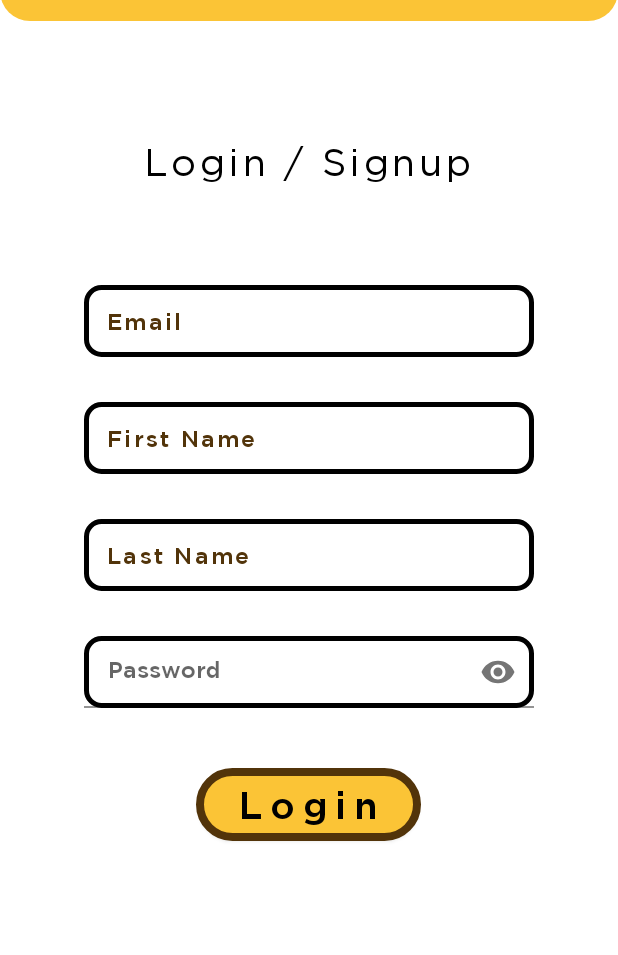
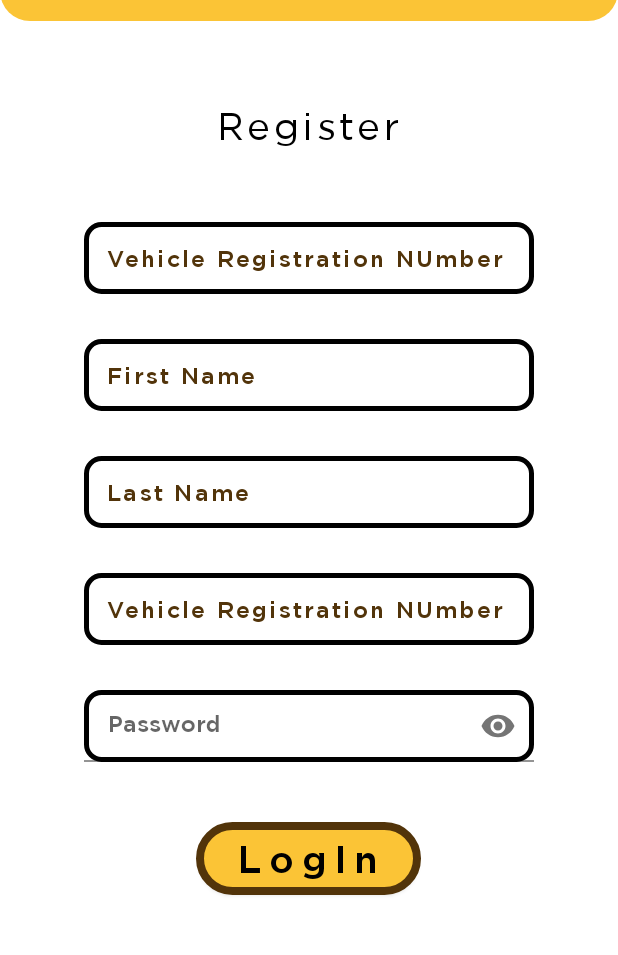
Before and after one commit to vgpl2000/Ricksho, an Android app: the layout activity_driver_login.xml on its own in the app's theme, with its tools: preview values and no code run, on a phone screen of 412 x 824 dp, the part 63-1018 px from its top. Run offline under Robolectric (Android 15) with nearby library versions, the phone set to English and light mode, and no system bars.

```diff
--- a/app/build.gradle
+++ b/app/build.gradle
@@ -36,6 +36,7 @@ dependencies {
     implementation 'androidx.constraintlayout:constraintlayout:2.1.4'
     implementation 'com.google.firebase:firebase-database:20.1.0'
     implementation 'com.airbnb.android:lottie:6.0.0'
+    implementation 'com.google.android.gms:play-services-auth:20.5.0'
     testImplementation 'junit:junit:4.13.2'
     implementation 'com.google.android.material:material:1.8.0'
     implementation platform('com.google.firebase:firebase-bom:31.5.0')
--- a/app/src/main/AndroidManifest.xml
+++ b/app/src/main/AndroidManifest.xml
@@ -11,6 +11,9 @@
         android:supportsRtl="true"
         android:theme="@style/Theme.Ricksho"
         tools:targetApi="31">
+        <activity
+            android:name=".driver_login"
+            android:exported="false" />
         <activity
             android:name=".user_login"
             android:exported="false" />
--- /dev/null
+++ b/app/src/main/java/com/example/ricksho/driver_login.java
@@ -0,0 +1,14 @@
+package com.example.ricksho;
+
+import androidx.appcompat.app.AppCompatActivity;
+
+import android.os.Bundle;
+
+public class driver_login extends AppCompatActivity {
+
+    @Override
+    protected void onCreate(Bundle savedInstanceState) {
+        super.onCreate(savedInstanceState);
+        setContentView(R.layout.activity_driver_login);
+    }
+}
--- a/app/src/main/res/layout/activity_user_login.xml
+++ b/app/src/main/res/layout/activity_driver_login.xml
@@ -31,10 +31,10 @@
         android:id="@+id/title"
         android:layout_width="wrap_content"
         android:layout_height="wrap_content"
-        android:layout_marginTop="80dp"
+        android:layout_marginTop="56dp"
         android:fontFamily="@font/gotham_book"
         android:letterSpacing="0.1"
-        android:text="Login / Signup"
+        android:text="Register"
         android:textColor="@color/black"
         android:textSize="25sp"
         app:layout_constraintEnd_toEndOf="parent"
@@ -43,14 +43,14 @@
         app:layout_constraintTop_toBottomOf="@+id/toolbar" />
 
     <androidx.appcompat.widget.AppCompatEditText
-        android:id="@+id/email"
+        android:id="@+id/v_number"
         android:layout_width="300dp"
         android:layout_height="wrap_content"
-        android:layout_marginTop="68dp"
-        android:inputType="textEmailAddress"
+        android:layout_marginTop="50dp"
+        android:inputType="textCapCharacters"
         android:background="@drawable/edittext_bg"
         android:fontFamily="@font/gotham_m"
-        android:hint="Email"
+        android:hint="Vehicle Registration NUmber"
         android:letterSpacing="0.1"
         android:paddingLeft="15dp"
         android:paddingRight="15dp"
@@ -83,7 +83,7 @@
         android:textSize="15sp"
         app:layout_constraintEnd_toEndOf="parent"
         app:layout_constraintStart_toStartOf="parent"
-        app:layout_constraintTop_toBottomOf="@+id/email" />
+        app:layout_constraintTop_toBottomOf="@+id/v_number" />
     <androidx.appcompat.widget.AppCompatEditText
         android:id="@+id/l_name"
         android:layout_width="300dp"
@@ -104,6 +104,26 @@
         app:layout_constraintEnd_toEndOf="parent"
         app:layout_constraintStart_toStartOf="parent"
         app:layout_constraintTop_toBottomOf="@+id/f_name" />
+    <androidx.appcompat.widget.AppCompatEditText
+        android:id="@+id/email"
+        android:layout_width="300dp"
+        android:layout_height="wrap_content"
+        android:layout_marginTop="30dp"
+        android:inputType="textCapCharacters"
+        android:background="@drawable/edittext_bg"
+        android:fontFamily="@font/gotham_m"
+        android:hint="Vehicle Registration NUmber"
+        android:letterSpacing="0.1"
+        android:paddingLeft="15dp"
+        android:paddingRight="15dp"
+        android:textColor="@color/black"
+        android:paddingTop="15dp"
+        android:paddingBottom="15dp"
+        android:textColorHint="@color/d_brown"
+        android:textSize="15sp"
+        app:layout_constraintEnd_toEndOf="parent"
+        app:layout_constraintStart_toStartOf="parent"
+        app:layout_constraintTop_toBottomOf="@id/l_name" />
 
     <com.google.android.material.textfield.TextInputLayout
         android:id="@+id/password"
@@ -112,7 +132,7 @@
         android:layout_marginTop="30dp"
         app:layout_constraintEnd_toEndOf="parent"
         app:layout_constraintStart_toStartOf="parent"
-        app:layout_constraintTop_toBottomOf="@+id/l_name"
+        app:layout_constraintTop_toBottomOf="@+id/email"
         app:passwordToggleEnabled="true">
 
         <com.google.android.material.textfield.TextInputEditText
@@ -145,7 +165,7 @@
         android:paddingTop="10dp"
         android:paddingBottom="10dp"
         android:letterSpacing="0.2"
-        android:text="Login"
+        android:text="LogIn"
         android:textAllCaps="false"
         android:textColor="@color/black"
         android:textSize="25sp"
```
Also changed, not shown: app/src/main/java/com/example/ricksho/MainActivity.java (+29 -0 lines), app/src/main/java/com/example/ricksho/user_login.java (+44 -21 lines).
